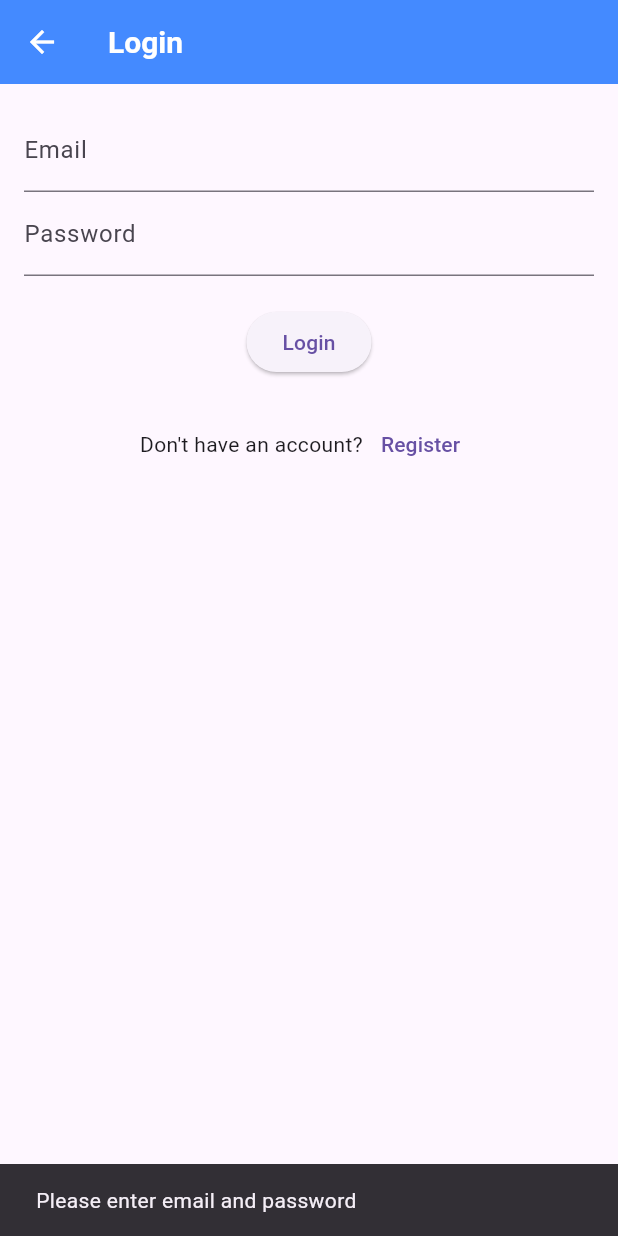
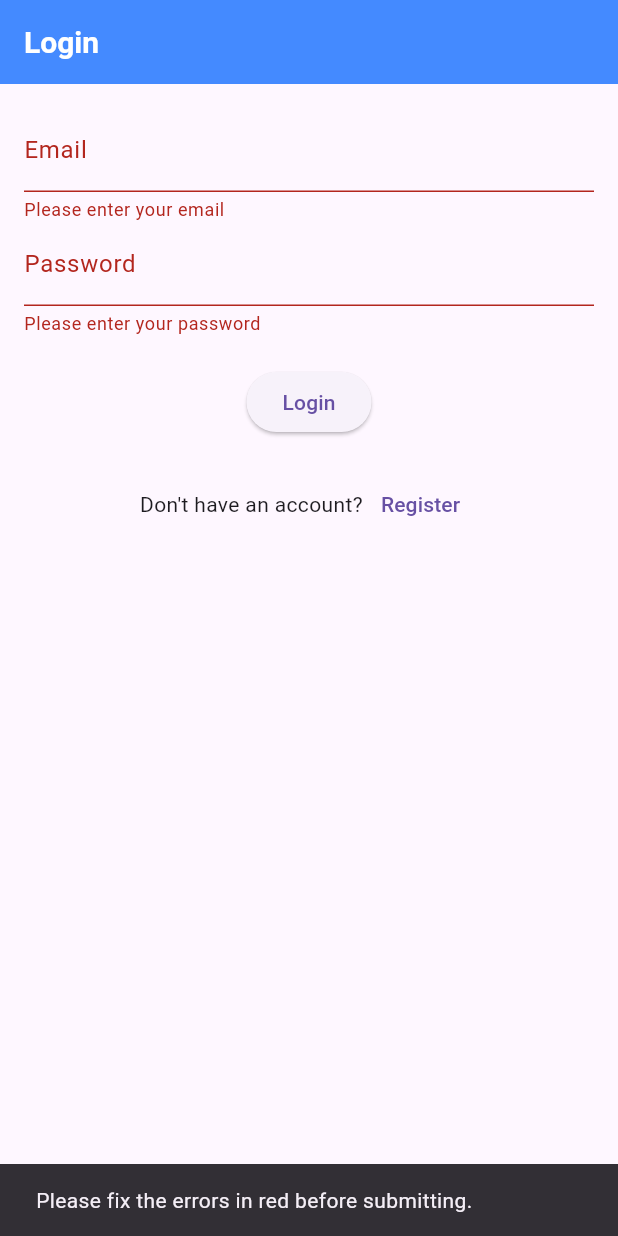
Before and after one commit to nicoleandbilal/event_management_app, a Flutter app: the screen it shows after launch, after a tap on "Login", on a phone screen of 412 x 824 dp. Run offline on Flutter 3.47's test engine with Material 3 defaults, Android fonts, the phone set to English and light mode, and no system bars; our stand-ins replace bloc, equatable, firebase_auth, firebase_core, flutter_bloc, logger; accounts and stored records are empty.

Commit message:
functioning login

```diff
--- a/lib/blocs/auth/auth_bloc.dart
+++ b/lib/blocs/auth/auth_bloc.dart
@@ -1,9 +1,11 @@
 // lib/blocs/auth/auth_bloc.dart
 
+import 'dart:async';
 import 'package:bloc/bloc.dart';
 import 'package:equatable/equatable.dart';
 import 'package:firebase_auth/firebase_auth.dart';
 import 'package:event_management_app/repositories/auth_repository.dart';
+import 'package:logger/logger.dart';
 
 // Events for AuthBloc
 abstract class AuthEvent extends Equatable {
@@ -14,10 +16,6 @@ abstract class AuthEvent extends Equatable {
 }
 
 class AppStarted extends AuthEvent {}
-
-class LoggedIn extends AuthEvent {}
-
-class LoggedOut extends AuthEvent {}
 
 // States for AuthBloc
 abstract class AuthState extends Equatable {
@@ -42,44 +40,52 @@ class Unauthenticated extends AuthState {}
 // Bloc Implementation
 class AuthBloc extends Bloc<AuthEvent, AuthState> {
   final AuthRepository _authRepository;
+  late final StreamSubscription<User?> _authSubscription;
+  final Logger _logger = Logger();
 
-  AuthBloc({AuthRepository? authRepository})
-      : _authRepository = authRepository ?? AuthRepository(),
+  AuthBloc({required AuthRepository authRepository})
+      : _authRepository = authRepository,
         super(AuthInitial()) {
     // Register event handlers
     on<AppStarted>(_onAppStarted);
-    on<LoggedIn>(_onLoggedIn);
-    on<LoggedOut>(_onLoggedOut);
 
-    // Listen to Firebase Auth State Changes
-    _authRepository.authStateChanges.listen((user) {
+    // Listen to Firebase Auth State Changes and emit states directly
+    _authSubscription = _authRepository.authStateChanges.listen((user) {
       if (user != null) {
-        add(LoggedIn());
+        if (state is! Authenticated) {
+          emit(Authenticated(user: user));
+          _logger.i(
+              'AuthBloc: User is authenticated. Emitting Authenticated state.');
+        }
       } else {
-        add(LoggedOut());
+        if (state is! Unauthenticated) {
+          emit(Unauthenticated());
+          _logger.i(
+              'AuthBloc: User is unauthenticated. Emitting Unauthenticated state.');
+        }
       }
     });
+
+    _logger.d('AuthBloc initialized and listening to auth state changes.');
   }
 
+  // Event Handler for AppStarted
   void _onAppStarted(AppStarted event, Emitter<AuthState> emit) async {
+    _logger.i('AuthBloc: AppStarted event received.');
     final currentUser = _authRepository.getCurrentUser();
-    if (currentUser != null) {
+    if (currentUser != null && state is! Authenticated) { // Prevent emitting duplicate states
       emit(Authenticated(user: currentUser));
-    } else {
+      _logger.i('AuthBloc: User is authenticated. Emitting Authenticated state.');
+    } else if (currentUser == null && state is! Unauthenticated) {
       emit(Unauthenticated());
+      _logger.i('AuthBloc: User is unauthenticated. Emitting Unauthenticated state.');
     }
   }
 
-  void _onLoggedIn(LoggedIn event, Emitter<AuthState> emit) {
-    final user = _authRepository.getCurrentUser();
-    if (user != null) {
-      emit(Authenticated(user: user));
-    } else {
-      emit(Unauthenticated());
-    }
-  }
-
-  void _onLoggedOut(LoggedOut event, Emitter<AuthState> emit) {
-    emit(Unauthenticated());
+  @override
+  Future<void> close() {
+    _authSubscription.cancel(); // Correctly cancel the subscription
+    _logger.d('AuthBloc: Stream subscription canceled.');
+    return super.close();
   }
 }
--- a/lib/bottom_navigation_bar.dart
+++ b/lib/bottom_navigation_bar.dart
@@ -8,7 +8,7 @@ import 'package:event_management_app/screens/event_detail/event_detail_screen.da
 
 class HomePage extends StatelessWidget {
   final List<Widget> _pages = [
-    const HomeScreen(),
+    HomeScreen(),
     const EventDetailScreen(),
     const ProfileScreen(),
   ];
--- a/lib/config/app_router.dart
+++ b/lib/config/app_router.dart
@@ -9,11 +9,11 @@ class AppRouter {
       case '/login':
         return MaterialPageRoute(builder: (_) => const LoginScreen());
       case '/home':
-        return MaterialPageRoute(builder: (_) => const HomeScreen());
+        return MaterialPageRoute(builder: (_) =>  HomeScreen());
       case '/event_detail':
-        return MaterialPageRoute(builder: (_) => const EventDetailScreen());
+        return MaterialPageRoute(builder: (_) =>  const EventDetailScreen());
       case '/profile':
-        return MaterialPageRoute(builder: (_) => const HomeScreen());
+        return MaterialPageRoute(builder: (_) =>  HomeScreen());
       default:
         return MaterialPageRoute(
           builder: (_) => const Scaffold(
--- a/lib/main.dart
+++ b/lib/main.dart
@@ -1,38 +1,67 @@
+// lib/main.dart
+
 import 'package:flutter/material.dart';
 import 'package:firebase_core/firebase_core.dart';
 import 'package:flutter_bloc/flutter_bloc.dart';
 import 'blocs/auth/auth_bloc.dart';
-import 'blocs/navigation/navigation_bloc.dart';
+import 'blocs/navigation/navigation_bloc.dart'; // Assuming you have a NavigationBloc
 import 'config/app_router.dart';
 import 'config/app_theme.dart';
+import 'screens/auth/login_screen.dart';
+import 'screens/home/home_screen.dart';
+import 'package:logger/logger.dart'; // Import the logger package
+import 'repositories/auth_repository.dart'; // Import AuthRepository
 
 void main() async {
   WidgetsFlutterBinding.ensureInitialized();
   await Firebase.initializeApp(); // Initialize Firebase
-
-  runApp(const EventManagementApp());
+  runApp(EventManagementApp());
 }
 
 class EventManagementApp extends StatelessWidget {
-  const EventManagementApp({super.key});
+  final Logger _logger = Logger(); // Initialize the logger
 
   @override
   Widget build(BuildContext context) {
-    return MultiBlocProvider(
+    return RepositoryProvider(
+      create: (context) => AuthRepository(), // Provide AuthRepository
+      child: MultiBlocProvider(
         providers: [
           BlocProvider<AuthBloc>(
-          create: (context) => AuthBloc()..add(AppStarted()),
+            create: (context) => AuthBloc(authRepository: context.read<AuthRepository>())..add(AppStarted()),
           ),
           BlocProvider<NavigationBloc>(
             create: (context) => NavigationBloc(),
           ),
         ],
-      child: MaterialApp(
+        child: BlocBuilder<AuthBloc, AuthState>(
+          builder: (context, state) {
+            _logger.d('main.dart: AuthBloc state changed to: $state');
+            return MaterialApp(
               title: 'Event Management App',
               theme: AppTheme.lightTheme,
               onGenerateRoute: AppRouter.onGenerateRoute,
-        initialRoute: '/login',
+              home: _getInitialScreen(state),
+            );
+          },
+        ),
       ),
     );
   }
+
+  Widget _getInitialScreen(AuthState state) {
+    if (state is Authenticated) {
+      _logger.i('main.dart: User is authenticated. Navigating to HomeScreen.');
+      return HomeScreen();
+    } else if (state is Unauthenticated) {
+      _logger.i('main.dart: User is unauthenticated. Navigating to LoginScreen.');
+      return LoginScreen();
+    } else {
+      _logger.w('main.dart: Authentication state is loading.');
+      // Show a loading screen while checking authentication state
+      return Scaffold(
+        body: const Center(child: CircularProgressIndicator()),
+      );
     }
+  }
+}
--- a/lib/screens/auth/login_screen.dart
+++ b/lib/screens/auth/login_screen.dart
@@ -1,9 +1,12 @@
+// lib/screens/auth/login_screen.dart
+
 import 'package:event_management_app/blocs/auth/auth_bloc.dart';
 import 'package:flutter/material.dart';
 import 'package:flutter_bloc/flutter_bloc.dart';
 import 'package:event_management_app/blocs/auth/login_bloc.dart';
 import 'package:event_management_app/repositories/auth_repository.dart';
 import 'package:event_management_app/screens/auth/registration_screen.dart';
+import 'package:logger/logger.dart'; // Import the logger package
 
 class LoginScreen extends StatefulWidget {
   const LoginScreen({super.key});
@@ -13,18 +16,22 @@ class LoginScreen extends StatefulWidget {
 }
 
 class _LoginScreenState extends State<LoginScreen> {
+  final _formKey = GlobalKey<FormState>(); // Form key
   final TextEditingController _emailController = TextEditingController();
   final TextEditingController _passwordController = TextEditingController();
+
+  final Logger _logger = Logger(); // Initialize logger
 
   @override
   Widget build(BuildContext context) {
     return BlocProvider(
-      // Removed ..add(AppStarted())
-      create: (context) => LoginBloc(authRepository: AuthRepository()),
+      create: (context) => LoginBloc(authRepository: context.read<AuthRepository>()),
       child: Scaffold(
         appBar: AppBar(title: const Text('Login')),
         body: Padding(
           padding: const EdgeInsets.all(16.0),
+          child: Form( // Wrap with Form
+            key: _formKey, // Assign the key
             child: Column(
               children: [
                 _emailField(),
@@ -38,19 +45,30 @@ class _LoginScreenState extends State<LoginScreen> {
             ),
           ),
         ),
+      ),
     );
   }
 
   Widget _emailField() {
     return BlocBuilder<LoginBloc, LoginState>(
       builder: (context, state) {
-        return TextField(
+        return TextFormField( // Use TextFormField
           controller: _emailController,
           decoration: InputDecoration(
             labelText: 'Email',
             errorText: state is LoginFailure && state.error.contains('email') ? state.error : null,
           ),
           keyboardType: TextInputType.emailAddress,
+          validator: (value) { // Add validator
+            if (value == null || value.isEmpty) {
+              return 'Please enter your email';
+            }
+            final emailRegex = RegExp(r'^[^@]+@[^@]+\.[^@]+');
+            if (!emailRegex.hasMatch(value)) {
+              return 'Please enter a valid email address';
+            }
+            return null;
+          },
           onChanged: (email) => context.read<LoginBloc>().add(LoginEmailChanged(email)),
         );
       },
@@ -60,13 +78,22 @@ class _LoginScreenState extends State<LoginScreen> {
   Widget _passwordField() {
     return BlocBuilder<LoginBloc, LoginState>(
       builder: (context, state) {
-        return TextField(
+        return TextFormField( // Use TextFormField
           controller: _passwordController,
           decoration: InputDecoration(
             labelText: 'Password',
             errorText: state is LoginFailure && state.error.contains('password') ? state.error : null,
           ),
           obscureText: true,
+          validator: (value) { // Add validator
+            if (value == null || value.isEmpty) {
+              return 'Please enter your password';
+            }
+            if (value.length < 6) {
+              return 'Password must be at least 6 characters long';
+            }
+            return null;
+          },
           onChanged: (password) => context.read<LoginBloc>().add(LoginPasswordChanged(password)),
         );
       },
@@ -82,14 +109,15 @@ class _LoginScreenState extends State<LoginScreen> {
 
         return ElevatedButton(
           onPressed: () {
+            if (_formKey.currentState!.validate()) { // Validate form
               final email = _emailController.text.trim();
               final password = _passwordController.text.trim();
-            if (email.isNotEmpty && password.isNotEmpty) {
               context.read<LoginBloc>().add(LoginSubmitted(email, password));
             } else {
               ScaffoldMessenger.of(context).showSnackBar(
-                const SnackBar(content: Text('Please enter email and password')),
+                const SnackBar(content: Text('Please fix the errors in red before submitting.')),
               );
+              _logger.w('LoginScreen: Form validation failed.');
             }
           },
           child: const Text('Login'),
@@ -102,12 +130,14 @@ class _LoginScreenState extends State<LoginScreen> {
     return BlocListener<LoginBloc, LoginState>(
       listener: (context, state) {
         if (state is LoginSuccess) {
-          // Dispatch LoggedIn event to AuthBloc
-          BlocProvider.of<AuthBloc>(context).add(LoggedIn());
+          _logger.i('LoginScreen: Login successful. AuthBloc will emit Authenticated state.');
+          // No need to dispatch LoggedIn event
+          // Navigation is handled by AuthBloc's state change in main.dart
         } else if (state is LoginFailure) {
           ScaffoldMessenger.of(context).showSnackBar(
             SnackBar(content: Text(state.error)),
           );
+          _logger.e('LoginScreen: Login failed with error: ${state.error}');
         }
       },
       child: Container(),
@@ -125,6 +155,7 @@ class _LoginScreenState extends State<LoginScreen> {
               context,
               MaterialPageRoute(builder: (context) => const RegistrationScreen()),
             );
+            _logger.i('LoginScreen: Navigating to RegistrationScreen.');
           },
           child: const Text('Register'),
         ),
--- a/lib/screens/auth/registration_screen.dart
+++ b/lib/screens/auth/registration_screen.dart
@@ -102,7 +102,7 @@ class _RegistrationScreenState extends State<RegistrationScreen> {
         if (state is RegistrationSuccess) {
           Navigator.pushReplacement(
             context,
-            MaterialPageRoute(builder: (context) => const HomeScreen()),
+            MaterialPageRoute(builder: (context) => HomeScreen()),
           );
         } else if (state is RegistrationFailure) {
           ScaffoldMessenger.of(context).showSnackBar(
--- a/pubspec.yaml
+++ b/pubspec.yaml
@@ -41,6 +41,7 @@ dependencies:
   google_nav_bar: ^5.0.6
   bloc: ^8.1.4
   firebase_auth: ^5.3.1
+  logger: ^2.4.0
 
 dev_dependencies:
   flutter_test:
```
Also changed, not shown: lib/blocs/auth/registration_bloc.dart (+53 -12 lines), lib/repositories/auth_repository.dart (+24 -1 lines), lib/screens/home/home_screen.dart (+32 -3 lines), pubspec.lock, 1 other file. Lines whose indentation alone changed are shown as unchanged.
